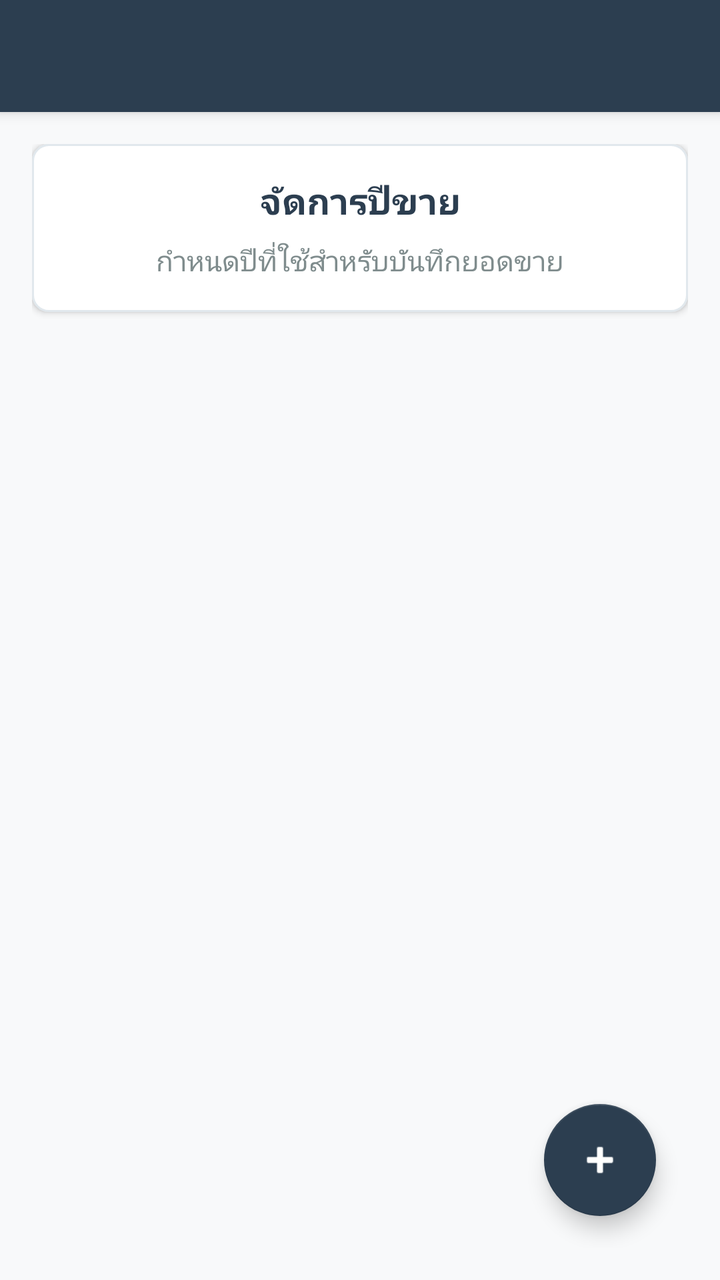
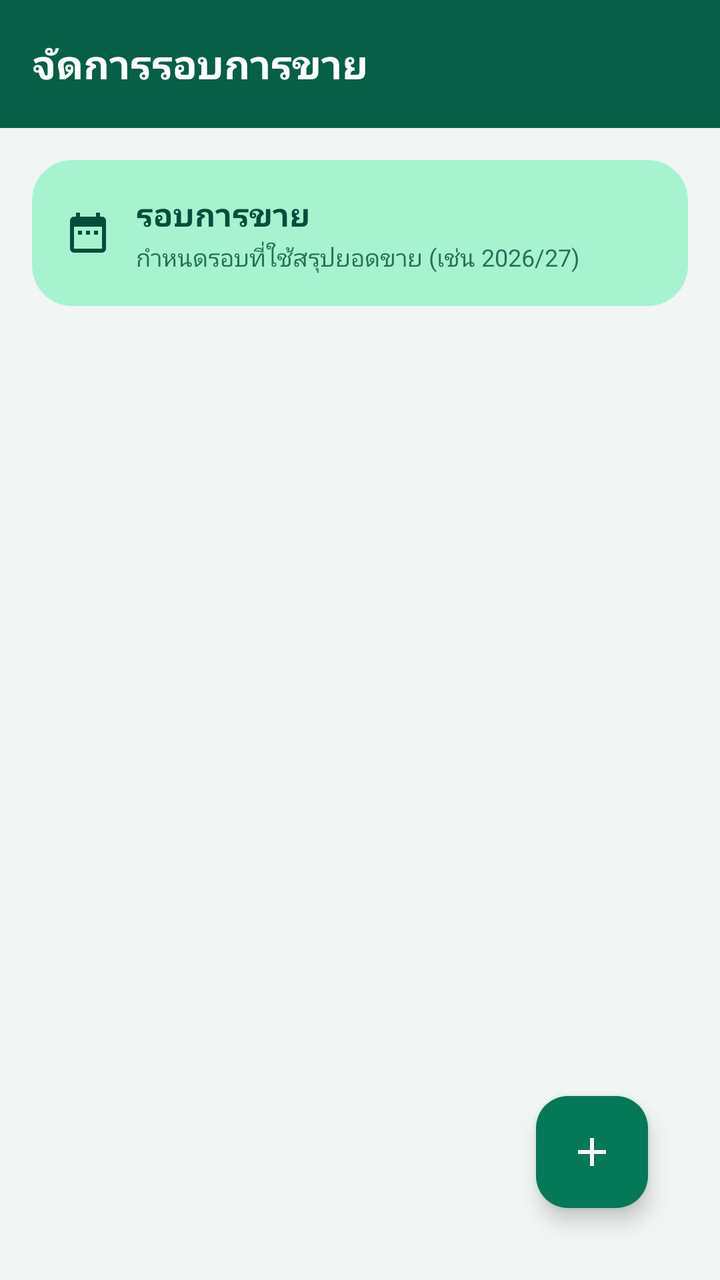

An Android layout rendered at two revisions. The XML below is the earlier revision; the diff shows what the commit changed to produce the second picture.
<!-- AndroidManifest.xml: activity theme Theme.TimSales.NoActionBar -->
<!-- res/layout/activity_timyear_management.xml -->
<?xml version="1.0" encoding="utf-8"?>
<LinearLayout xmlns:android="http://schemas.android.com/apk/res/android"
    xmlns:app="http://schemas.android.com/apk/res-auto"
    xmlns:tools="http://schemas.android.com/tools"
    android:layout_width="match_parent"
    android:layout_height="match_parent"
    android:orientation="vertical"
    android:background="#f8f9fa"
    tools:context=".TimYearManagementActivity">

    
    <androidx.appcompat.widget.Toolbar
        android:id="@+id/toolbar"
        android:layout_width="match_parent"
        android:layout_height="?attr/actionBarSize"
        android:background="?attr/colorPrimary"
        android:theme="@style/ThemeOverlay.AppCompat.Dark.ActionBar"
        app:popupTheme="@style/ThemeOverlay.AppCompat.Light"
        android:elevation="4dp" />

    
    <RelativeLayout
        android:layout_width="match_parent"
        android:layout_height="match_parent"
        android:padding="16dp">

        
        <LinearLayout
            android:id="@+id/headerCard"
            android:layout_width="match_parent"
            android:layout_height="wrap_content"
            android:background="@drawable/card_background"
            android:orientation="vertical"
            android:padding="16dp"
            android:layout_marginBottom="16dp"
            android:elevation="2dp">

            <TextView
                android:layout_width="match_parent"
                android:layout_height="wrap_content"
                android:text="จัดการปีขาย"
                android:textSize="18sp"
                android:textStyle="bold"
                android:textColor="#2c3e50"
                android:gravity="center"
                android:layout_marginBottom="8dp" />

            <TextView
                android:layout_width="match_parent"
                android:layout_height="wrap_content"
                android:text="กำหนดปีที่ใช้สำหรับบันทึกยอดขาย"
                android:textSize="14sp"
                android:textColor="#7f8c8d"
                android:gravity="center" />

        </LinearLayout>

        
        <androidx.recyclerview.widget.RecyclerView
            android:id="@+id/recyclerViewTimYear"
            android:layout_width="match_parent"
            android:layout_height="match_parent"
            android:layout_below="@id/headerCard"
            android:clipToPadding="false"
            android:paddingBottom="80dp"
            tools:listitem="@layout/item_timyear" />

        
        <LinearLayout
            android:id="@+id/tvEmpty"
            android:layout_width="match_parent"
            android:layout_height="wrap_content"
            android:layout_centerInParent="true"
            android:orientation="vertical"
            android:gravity="center"
            android:padding="32dp"
            android:visibility="gone">

            <TextView
                android:layout_width="wrap_content"
                android:layout_height="wrap_content"
                android:text="📅"
                android:textSize="48sp"
                android:layout_marginBottom="16dp" />

            <TextView
                android:layout_width="wrap_content"
                android:layout_height="wrap_content"
                android:text="ยังไม่มีปีขาย"
                android:textSize="18sp"
                android:textStyle="bold"
                android:textColor="#7f8c8d"
                android:layout_marginBottom="8dp" />

            <TextView
                android:layout_width="wrap_content"
                android:layout_height="wrap_content"
                android:text="กดปุ่ม + เพื่อเพิ่มปีขายใหม่"
                android:textSize="14sp"
                android:textColor="#95a5a6"
                android:gravity="center" />

        </LinearLayout>

        
        <TextView
            android:id="@+id/tvError"
            android:layout_width="match_parent"
            android:layout_height="wrap_content"
            android:layout_centerInParent="true"
            android:text="เกิดข้อผิดพลาด"
            android:textSize="16sp"
            android:textColor="#e74c3c"
            android:gravity="center"
            android:padding="16dp"
            android:visibility="gone" />

        
        <ProgressBar
            android:id="@+id/progressBar"
            android:layout_width="wrap_content"
            android:layout_height="wrap_content"
            android:layout_centerInParent="true"
            android:visibility="gone" />

        
        <com.google.android.material.floatingactionbutton.FloatingActionButton
            android:id="@+id/fabAdd"
            android:layout_width="wrap_content"
            android:layout_height="wrap_content"
            android:layout_alignParentBottom="true"
            android:layout_alignParentEnd="true"
            android:layout_margin="16dp"
            android:src="@android:drawable/ic_input_add"
            android:contentDescription="เพิ่มปีขาย"
            app:backgroundTint="?attr/colorPrimary"
            app:tint="@android:color/white" />

    </RelativeLayout>

</LinearLayout>
<!-- res/layout/item_timyear.xml (included above) -->
<?xml version="1.0" encoding="utf-8"?>
<androidx.cardview.widget.CardView xmlns:android="http://schemas.android.com/apk/res/android"
    xmlns:app="http://schemas.android.com/apk/res-auto"
    android:layout_width="match_parent"
    android:layout_height="wrap_content"
    android:layout_margin="8dp"
    app:cardCornerRadius="8dp"
    app:cardElevation="4dp"
    android:clickable="true"
    android:focusable="true"
    android:foreground="?android:attr/selectableItemBackground">

    <LinearLayout
        android:layout_width="match_parent"
        android:layout_height="wrap_content"
        android:orientation="horizontal"
        android:padding="16dp">

        
        <LinearLayout
            android:layout_width="0dp"
            android:layout_height="wrap_content"
            android:layout_weight="1"
            android:orientation="vertical">

            
            <TextView
                android:id="@+id/tvSaleYear"
                android:layout_width="wrap_content"
                android:layout_height="wrap_content"
                android:text="ปี 2025"
                android:textSize="20sp"
                android:textStyle="bold"
                android:textColor="#2c3e50"
                android:layout_marginBottom="4dp"
                android:drawableStart="@android:drawable/ic_menu_recent_history"
                android:drawablePadding="8dp"
                android:gravity="center_vertical" />

            
            <TextView
                android:id="@+id/tvCreatedDate"
                android:layout_width="wrap_content"
                android:layout_height="wrap_content"
                android:text="สร้าง: 01/01/2025 10:30"
                android:textSize="12sp"
                android:textColor="#7f8c8d"
                android:layout_marginBottom="2dp" />

            
            <TextView
                android:id="@+id/tvUpdatedDate"
                android:layout_width="wrap_content"
                android:layout_height="wrap_content"
                android:text="อัปเดต: 01/01/2025 10:30"
                android:textSize="12sp"
                android:textColor="#7f8c8d" />

        </LinearLayout>

        
        <LinearLayout
            android:layout_width="wrap_content"
            android:layout_height="wrap_content"
            android:orientation="horizontal"
            android:layout_gravity="center_vertical">

            
            <ImageButton
                android:id="@+id/btnEdit"
                android:layout_width="40dp"
                android:layout_height="40dp"
                android:layout_marginEnd="8dp"
                android:background="?attr/selectableItemBackgroundBorderless"
                android:contentDescription="แก้ไข"
                android:src="@android:drawable/ic_menu_edit"
                android:tint="#3498db"
                android:scaleType="centerInside"
                android:padding="8dp" />

            
            <ImageButton
                android:id="@+id/btnDelete"
                android:layout_width="40dp"
                android:layout_height="40dp"
                android:background="?attr/selectableItemBackgroundBorderless"
                android:contentDescription="ลบ"
                android:src="@android:drawable/ic_menu_delete"
                android:tint="#e74c3c"
                android:scaleType="centerInside"
                android:padding="8dp" />

        </LinearLayout>

    </LinearLayout>

</androidx.cardview.widget.CardView>
<!-- resources referenced by this layout -->
<resources>
  <!-- drawable card_background (drawable) -->
  <?xml version="1.0" encoding="utf-8"?>
  <shape xmlns:android="http://schemas.android.com/apk/res/android"
      android:shape="rectangle">
      <solid android:color="@android:color/white" />
      <corners android:radius="8dp" />
      <stroke
          android:width="1dp"
          android:color="#e1e8ed" />
  </shape>
  <style name="Theme.TimSales.NoActionBar" parent="Theme.AppCompat.Light.NoActionBar">
          
          <item name="colorPrimary">#2c3e50</item>
          <item name="colorPrimaryVariant">#1a252f</item>
          <item name="colorOnPrimary">@android:color/white</item>
          
          
          <item name="colorSecondary">#27ae60</item>
          <item name="colorSecondaryVariant">#1e8449</item>
          <item name="colorOnSecondary">@android:color/white</item>
          
          
          <item name="android:statusBarColor" tools:targetApi="l">#1a252f</item>
          
          
          <item name="android:windowBackground">#f8f9fa</item>
          
          
          <item name="android:textColorPrimary">#2c3e50</item>
          <item name="android:textColorSecondary">#7f8c8d</item>
      </style>
</resources>

<!-- the commit's change to res/layout/activity_timyear_management.xml (unified diff, before → after) -->
@@ -5,235 +5,259 @@
     android:layout_width="match_parent"
     android:layout_height="match_parent"
     android:orientation="vertical"
-    android:background="#f8f9fa"
+    android:background="@color/bg_app"
     tools:context=".TimYearManagementActivity">
 
-    
-    <androidx.appcompat.widget.Toolbar
-        android:id="@+id/toolbar"
+    <com.google.android.material.appbar.AppBarLayout
         android:layout_width="match_parent"
-        android:layout_height="?attr/actionBarSize"
-        android:background="?attr/colorPrimary"
-        android:theme="@style/ThemeOverlay.AppCompat.Dark.ActionBar"
-        app:popupTheme="@style/ThemeOverlay.AppCompat.Light"
-        android:elevation="4dp" />
-
-    
-    <RelativeLayout
+        android:layout_height="wrap_content"
+        android:background="@color/brand_primary_dark"
+        app:elevation="0dp">
+
+        <com.google.android.material.appbar.MaterialToolbar
+            android:id="@+id/toolbar"
+            android:layout_width="match_parent"
+            android:layout_height="?attr/actionBarSize"
+            app:title="จัดการรอบการขาย" />
+    </com.google.android.material.appbar.AppBarLayout>
+
+    <FrameLayout
         android:layout_width="match_parent"
         android:layout_height="match_parent"
         android:padding="16dp">
 
-        
         <LinearLayout
-            android:id="@+id/headerCard"
-            android:layout_width="match_parent"
-            android:layout_height="wrap_content"
-            android:background="@drawable/card_background"
-            android:orientation="vertical"
-            android:padding="16dp"
-            android:layout_marginBottom="16dp"
-            android:elevation="2dp">
-
-            <TextView
+            android:layout_width="match_parent"
+            android:layout_height="match_parent"
+            android:orientation="vertical">
+
+            <com.google.android.material.card.MaterialCardView
+                android:id="@+id/headerCard"
                 android:layout_width="match_parent"
                 android:layout_height="wrap_content"
-                android:text="จัดการปีขาย"
-                android:textSize="18sp"
-                android:textStyle="bold"
-                android:textColor="#2c3e50"
-                android:gravity="center"
-                android:layout_marginBottom="8dp" />
-
-            <TextView
+                app:cardBackgroundColor="@color/brand_container"
+                app:strokeWidth="0dp"
+                android:layout_marginBottom="14dp">
+
+                <LinearLayout
+                    android:layout_width="match_parent"
+                    android:layout_height="wrap_content"
+                    android:orientation="horizontal"
+                    android:gravity="center_vertical"
+                    android:padding="16dp">
+
+                    <ImageView
+                        android:layout_width="24dp"
+                        android:layout_height="24dp"
+                        android:src="@drawable/ic_season"
+                        app:tint="@color/brand_on_container"
+                        android:layout_marginEnd="12dp" />
+
+                    <LinearLayout
+                        android:layout_width="0dp"
+                        android:layout_height="wrap_content"
+                        android:layout_weight="1"
+                        android:orientation="vertical">
+
+                        <TextView
+                            android:layout_width="match_parent"
+                            android:layout_height="wrap_content"
+                            android:text="รอบการขาย"
+                            android:textSize="16sp"
+                            android:textStyle="bold"
+                            android:textColor="@color/brand_on_container" />
+
+                        <TextView
+                            android:layout_width="match_parent"
+                            android:layout_height="wrap_content"
+                            android:text="กำหนดรอบที่ใช้สรุปยอดขาย (เช่น 2026/27)"
+                            android:textSize="12sp"
+                            android:textColor="@color/brand_on_container"
+                            android:alpha="0.8"
+                            android:layout_marginTop="2dp" />
+                    </LinearLayout>
+                </LinearLayout>
+            </com.google.android.material.card.MaterialCardView>
+
+            <androidx.recyclerview.widget.RecyclerView
+                android:id="@+id/recyclerViewTimYear"
                 android:layout_width="match_parent"
-                android:layout_height="wrap_content"
-                android:text="กำหนดปีที่ใช้สำหรับบันทึกยอดขาย"
-                android:textSize="14sp"
-                android:textColor="#7f8c8d"
-                android:gravity="center" />
-
+                android:layout_height="match_parent"
+                android:clipToPadding="false"
+                android:paddingBottom="88dp"
+                tools:listitem="@layout/item_timyear" />
         </LinearLayout>
-
-        
-        <androidx.recyclerview.widget.RecyclerView
-            android:id="@+id/recyclerViewTimYear"
-            android:layout_width="match_parent"
-            android:layout_height="match_parent"
-            android:layout_below="@id/headerCard"
-            android:clipToPadding="false"
-            android:paddingBottom="80dp"
-            tools:listitem="@layout/item_timyear" />
 
         
         <LinearLayout
             android:id="@+id/tvEmpty"
             android:layout_width="match_parent"
             android:layout_height="wrap_content"
-            android:layout_centerInParent="true"
+            android:layout_gravity="center"
             android:orientation="vertical"
             android:gravity="center"
             android:padding="32dp"
             android:visibility="gone">
 
-            <TextView
-                android:layout_width="wrap_content"
-                android:layout_height="wrap_content"
-                android:text="📅"
-                android:textSize="48sp"
-                android:layout_marginBottom="16dp" />
-
-            <TextView
-                android:layout_width="wrap_content"
-                android:layout_height="wrap_content"
-                android:text="ยังไม่มีปีขาย"
+            <FrameLayout
+                android:layout_width="96dp"
+                android:layout_height="96dp"
+                android:background="@drawable/bg_circle_soft"
+                android:backgroundTint="@color/brand_container"
+                android:layout_marginBottom="20dp">
+
+                <ImageView
+                    android:layout_width="48dp"
+                    android:layout_height="48dp"
+                    android:layout_gravity="center"
+                    android:src="@drawable/ic_season"
+                    app:tint="@color/brand_primary" />
+            </FrameLayout>
+
+            <TextView
+                android:layout_width="wrap_content"
+                android:layout_height="wrap_content"
+                android:text="ยังไม่มีรอบการขาย"
                 android:textSize="18sp"
                 android:textStyle="bold"
-                android:textColor="#7f8c8d"
-                android:layout_marginBottom="8dp" />
-
-            <TextView
-                android:layout_width="wrap_content"
-                android:layout_height="wrap_content"
-                android:text="กดปุ่ม + เพื่อเพิ่มปีขายใหม่"
+                android:textColor="@color/text_primary"
+                android:layout_marginBottom="6dp" />
+
+            <TextView
+                android:layout_width="wrap_content"
+                android:layout_height="wrap_content"
+                android:text="กดปุ่ม + เพื่อเพิ่มรอบใหม่"
                 android:textSize="14sp"
-                android:textColor="#95a5a6"
+                android:textColor="@color/text_secondary"
                 android:gravity="center" />
-
         </LinearLayout>
 
-        
         <TextView
             android:id="@+id/tvError"
             android:layout_width="match_parent"
             android:layout_height="wrap_content"
-            android:layout_centerInParent="true"
+            android:layout_gravity="center"
             android:text="เกิดข้อผิดพลาด"
-            android:textSize="16sp"
-            android:textColor="#e74c3c"
+            android:textSize="14sp"
+            android:textColor="@color/danger"
             android:gravity="center"
-            android:padding="16dp"
+            android:padding="24dp"
             android:visibility="gone" />
 
-        
         <ProgressBar
             android:id="@+id/progressBar"
             android:layout_width="wrap_content"
             android:layout_height="wrap_content"
-            android:layout_centerInParent="true"
+            android:layout_gravity="center"
+            android:indeterminateTint="@color/brand_primary"
             android:visibility="gone" />
 
-        
         <com.google.android.material.floatingactionbutton.FloatingActionButton
             android:id="@+id/fabAdd"
             android:layout_width="wrap_content"
             android:layout_height="wrap_content"
-            android:layout_alignParentBottom="true"
-            android:layout_alignParentEnd="true"
-            android:layout_margin="16dp"
-            android:src="@android:drawable/ic_input_add"
-            android:contentDescription="เพิ่มปีขาย"
-            app:backgroundTint="?attr/colorPrimary"
-            app:tint="@android:color/white" />
-
-    </RelativeLayout>
+            android:layout_gravity="bottom|end"
+            android:layout_margin="20dp"
+            android:src="@drawable/ic_add_modern"
+            android:contentDescription="เพิ่มรอบการขาย"
+            app:backgroundTint="@color/brand_primary"
+            app:tint="@color/white" />
+
+    </FrameLayout>
 
 </LinearLayout>
 <!-- res/layout/item_timyear.xml (included above) -->
 <?xml version="1.0" encoding="utf-8"?>
-<androidx.cardview.widget.CardView xmlns:android="http://schemas.android.com/apk/res/android"
+<com.google.android.material.card.MaterialCardView xmlns:android="http://schemas.android.com/apk/res/android"
     xmlns:app="http://schemas.android.com/apk/res-auto"
     android:layout_width="match_parent"
     android:layout_height="wrap_content"
-    android:layout_margin="8dp"
-    app:cardCornerRadius="8dp"
-    app:cardElevation="4dp"
+    android:layout_marginBottom="10dp"
     android:clickable="true"
     android:focusable="true"
-    android:foreground="?android:attr/selectableItemBackground">
+    app:rippleColor="@color/brand_container">
 
     <LinearLayout
         android:layout_width="match_parent"
         android:layout_height="wrap_content"
         android:orientation="horizontal"
-        android:padding="16dp">
-
-        
+        android:padding="16dp"
+        android:gravity="center_vertical">
+
+        <FrameLayout
+            android:layout_width="46dp"
+            android:layout_height="46dp"
+            android:background="@drawable/bg_circle_soft"
+            android:backgroundTint="@color/brand_container"
+            android:layout_marginEnd="14dp">
+
+            <ImageView
+                android:layout_width="24dp"
+                android:layout_height="24dp"
+                android:layout_gravity="center"
+                android:src="@drawable/ic_season"
+                app:tint="@color/brand_primary" />
+        </FrameLayout>
+
         <LinearLayout
             android:layout_width="0dp"
             android:layout_height="wrap_content"
             android:layout_weight="1"
             android:orientation="vertical">
 
-            
             <TextView
                 android:id="@+id/tvSaleYear"
                 android:layout_width="wrap_content"
                 android:layout_height="wrap_content"
-                android:text="ปี 2025"
-                android:textSize="20sp"
+                android:text="รอบ 2026/27"
+                android:textSize="18sp"
                 android:textStyle="bold"
-                android:textColor="#2c3e50"
-                android:layout_marginBottom="4dp"
-                android:drawableStart="@android:drawable/ic_menu_recent_history"
-                android:drawablePadding="8dp"
-                android:gravity="center_vertical" />
-
-            
+                android:textColor="@color/text_primary"
+                android:layout_marginBottom="4dp" />
+
             <TextView
                 android:id="@+id/tvCreatedDate"
                 android:layout_width="wrap_content"
                 android:layout_height="wrap_content"
-                android:text="สร้าง: 01/01/2025 10:30"
-                android:textSize="12sp"
-                android:textColor="#7f8c8d"
-                android:layout_marginBottom="2dp" />
-
-            
+                android:text="สร้าง: 01/01/2026 10:30"
+                android:textSize="11sp"
+                android:textColor="@color/text_tertiary" />
+
             <TextView
                 android:id="@+id/tvUpdatedDate"
                 android:layout_width="wrap_content"
                 android:layout_height="wrap_content"
-                android:text="อัปเดต: 01/01/2025 10:30"
-                android:textSize="12sp"
-                android:textColor="#7f8c8d" />
-
+                android:text="อัปเดต: 01/01/2026 10:30"
+                android:textSize="11sp"
+                android:textColor="@color/text_tertiary"
+                android:layout_marginTop="2dp" />
         </LinearLayout>
 
-        
-        <LinearLayout
-            android:layout_width="wrap_content"
-            android:layout_height="wrap_content"
-            android:orientation="horizontal"
-            android:layout_gravity="center_vertical">
-
-            
-            <ImageButton
-                android:id="@+id/btnEdit"
-                android:layout_width="40dp"
-                android:layout_height="40dp"
-                android:layout_marginEnd="8dp"
-                android:background="?attr/selectableItemBackgroundBorderless"
-                android:contentDescription="แก้ไข"
-                android:src="@android:drawable/ic_menu_edit"
-                android:tint="#3498db"
-                android:scaleType="centerInside"
-                android:padding="8dp" />
-
-            
-            <ImageButton
-                android:id="@+id/btnDelete"
-                android:layout_width="40dp"
-                android:layout_height="40dp"
-                android:background="?attr/selectableItemBackgroundBorderless"
-                android:contentDescription="ลบ"
-                android:src="@android:drawable/ic_menu_delete"
-                android:tint="#e74c3c"
-                android:scaleType="centerInside"
-                android:padding="8dp" />
-
-        </LinearLayout>
+        <ImageButton
+            android:id="@+id/btnEdit"
+            android:layout_width="40dp"
+            android:layout_height="40dp"
+            android:layout_marginEnd="8dp"
+            android:background="@drawable/bg_circle_soft"
+            android:backgroundTint="@color/kpi_volume_bg"
+            android:contentDescription="แก้ไข"
+            android:src="@drawable/ic_edit_modern"
+            android:tint="@color/kpi_volume"
+            android:scaleType="centerInside"
+            android:padding="9dp" />
+
+        <ImageButton
+            android:id="@+id/btnDelete"
+            android:layout_width="40dp"
+            android:layout_height="40dp"
+            android:background="@drawable/bg_circle_soft"
+            android:backgroundTint="@color/danger_bg"
+            android:contentDescription="ลบ"
+            android:src="@drawable/ic_delete_modern"
+            android:tint="@color/danger"
+            android:scaleType="centerInside"
+            android:padding="9dp" />
 
     </LinearLayout>
 
-</androidx.cardview.widget.CardView>
+</com.google.android.material.card.MaterialCardView>
<!-- resource entries referenced after the edit -->
@@ -1,35 +1,126 @@
 <!-- resources referenced by this layout -->
 <resources>
-  <!-- drawable card_background (drawable) -->
+  <color name="bg_app">#F1F5F4</color>
+  <color name="brand_container">#A7F3D0</color>
+  <color name="brand_on_container">#064E3B</color>
+  <color name="brand_primary">#047857</color>
+  <color name="brand_primary_dark">#065F46</color>
+  <color name="danger">#DC2626</color>
+  <color name="danger_bg">#FEE2E2</color>
+  <color name="kpi_volume">#0284C7</color>
+  <color name="kpi_volume_bg">#DBEAFE</color>
+  <color name="text_primary">#15241F</color>
+  <color name="text_secondary">#5B6B65</color>
+  <color name="text_tertiary">#90A099</color>
+  <color name="white">#FFFFFFFF</color>
+  <!-- drawable bg_circle_soft (drawable) -->
   <?xml version="1.0" encoding="utf-8"?>
   <shape xmlns:android="http://schemas.android.com/apk/res/android"
-      android:shape="rectangle">
-      <solid android:color="@android:color/white" />
-      <corners android:radius="8dp" />
-      <stroke
-          android:width="1dp"
-          android:color="#e1e8ed" />
+      android:shape="oval">
+      <solid android:color="#FFFFFFFF" />
   </shape>
-  <style name="Theme.TimSales.NoActionBar" parent="Theme.AppCompat.Light.NoActionBar">
+  <!-- drawable ic_add_modern (drawable) -->
+  <?xml version="1.0" encoding="utf-8"?>
+  <vector xmlns:android="http://schemas.android.com/apk/res/android"
+      android:width="24dp"
+      android:height="24dp"
+      android:viewportWidth="24"
+      android:viewportHeight="24">
+      <path
+          android:fillColor="#FF000000"
+          android:pathData="M19,13H13V19H11V13H5V11H11V5H13V11H19V13Z"/>
+  </vector>
+  <!-- drawable ic_delete_modern (drawable) -->
+  <?xml version="1.0" encoding="utf-8"?>
+  <vector xmlns:android="http://schemas.android.com/apk/res/android"
+      android:width="24dp"
+      android:height="24dp"
+      android:viewportWidth="24"
+      android:viewportHeight="24">
+      <path
+          android:fillColor="#FF000000"
+          android:pathData="M6,19C6,20.1 6.9,21 8,21H16C17.1,21 18,20.1 18,19V7H6V19ZM19,4H15.5L14.5,3H9.5L8.5,4H5V6H19V4Z"/>
+  </vector>
+  <!-- drawable ic_edit_modern (drawable) -->
+  <?xml version="1.0" encoding="utf-8"?>
+  <vector xmlns:android="http://schemas.android.com/apk/res/android"
+      android:width="24dp"
+      android:height="24dp"
+      android:viewportWidth="24"
+      android:viewportHeight="24">
+      <path
+          android:fillColor="#FF000000"
+          android:pathData="M3,17.25V21H6.75L17.81,9.94L14.06,6.19L3,17.25ZM20.71,7.04C21.1,6.65 21.1,6.02 20.71,5.63L18.37,3.29C17.98,2.9 17.35,2.9 16.96,3.29L15.13,5.12L18.88,8.87L20.71,7.04Z"/>
+  </vector>
+  <!-- drawable ic_season (drawable) -->
+  <vector xmlns:android="http://schemas.android.com/apk/res/android"
+      android:width="24dp"
+      android:height="24dp"
+      android:viewportWidth="24"
+      android:viewportHeight="24"
+      android:tint="#FF000000">
+      <path
+          android:fillColor="#FF000000"
+          android:pathData="M9,11L7,11v2h2v-2zM13,11h-2v2h2v-2zM17,11h-2v2h2v-2zM19,4h-1L18,2h-2v2L8,4L8,2L6,2v2L5,4c-1.11,0 -1.99,0.9 -1.99,2L3,20c0,1.1 0.89,2 2,2h14c1.1,0 2,-0.9 2,-2L21,6c0,-1.1 -0.9,-2 -2,-2zM19,20L5,20L5,9h14v11z" />
+  </vector>
+  <style name="Theme.TimSales.NoActionBar" parent="Theme.TimSales" />
+  <style name="Theme.TimSales" parent="Theme.Material3.Light.NoActionBar">
           
-          <item name="colorPrimary">#2c3e50</item>
-          <item name="colorPrimaryVariant">#1a252f</item>
-          <item name="colorOnPrimary">@android:color/white</item>
+          <item name="colorPrimary">@color/brand_primary</item>
+          <item name="colorOnPrimary">@color/brand_on_primary</item>
+          <item name="colorPrimaryContainer">@color/brand_container</item>
+          <item name="colorOnPrimaryContainer">@color/brand_on_container</item>
+          <item name="colorSecondary">@color/kpi_volume</item>
+          <item name="colorOnSecondary">@color/white</item>
+  
           
+          <item name="colorSurface">@color/surface_card</item>
+          <item name="colorOnSurface">@color/text_primary</item>
+          <item name="colorSurfaceVariant">@color/divider</item>
+          <item name="colorOnSurfaceVariant">@color/text_secondary</item>
+          <item name="colorOutline">@color/card_stroke</item>
+          <item name="android:colorBackground">@color/bg_app</item>
+          <item name="colorOnBackground">@color/text_primary</item>
+          <item name="colorError">@color/danger</item>
+  
           
-          <item name="colorSecondary">#27ae60</item>
-          <item name="colorSecondaryVariant">#1e8449</item>
-          <item name="colorOnSecondary">@android:color/white</item>
+          <item name="android:windowBackground">@color/bg_app</item>
+          <item name="android:statusBarColor">@color/brand_primary_dark</item>
+          <item name="android:navigationBarColor">@color/bg_app</item>
+          <item name="android:windowLightStatusBar" tools:targetApi="m">false</item>
+          <item name="android:windowLightNavigationBar" tools:targetApi="o_mr1">true</item>
+  
           
+          <item name="android:textColorPrimary">@color/text_primary</item>
+          <item name="android:textColorSecondary">@color/text_secondary</item>
+  
           
-          <item name="android:statusBarColor" tools:targetApi="l">#1a252f</item>
-          
-          
-          <item name="android:windowBackground">#f8f9fa</item>
-          
-          
-          <item name="android:textColorPrimary">#2c3e50</item>
-          <item name="android:textColorSecondary">#7f8c8d</item>
+          <item name="materialCardViewStyle">@style/Widget.TimSales.Card</item>
+          <item name="toolbarStyle">@style/Widget.TimSales.Toolbar</item>
+      </style>
+  <color name="brand_on_primary">#FFFFFF</color>
+  <color name="surface_card">#FFFFFF</color>
+  <color name="divider">#ECF1EF</color>
+  <color name="card_stroke">#E2E8E6</color>
+  <style name="Widget.TimSales.Card" parent="Widget.Material3.CardView.Elevated">
+          <item name="cardBackgroundColor">@color/surface_card</item>
+          <item name="cardCornerRadius">20dp</item>
+          <item name="cardElevation">0dp</item>
+          <item name="strokeColor">@color/card_stroke</item>
+          <item name="strokeWidth">1dp</item>
+          <item name="contentPadding">0dp</item>
+      </style>
+  <style name="Widget.TimSales.Toolbar" parent="Widget.Material3.Toolbar">
+          <item name="android:background">@color/brand_primary_dark</item>
+          <item name="titleTextColor">@color/white</item>
+          <item name="titleTextAppearance">@style/TextAppearance.TimSales.Toolbar</item>
+          <item name="android:theme">@style/ThemeOverlay.Material3.Dark</item>
+          <item name="popupTheme">@style/ThemeOverlay.Material3.Light</item>
+      </style>
+  <style name="TextAppearance.TimSales.Toolbar" parent="TextAppearance.Material3.TitleLarge">
+          <item name="android:textColor">@color/white</item>
+          <item name="android:textStyle">bold</item>
+          <item name="android:textSize">20sp</item>
       </style>
 </resources>
 
